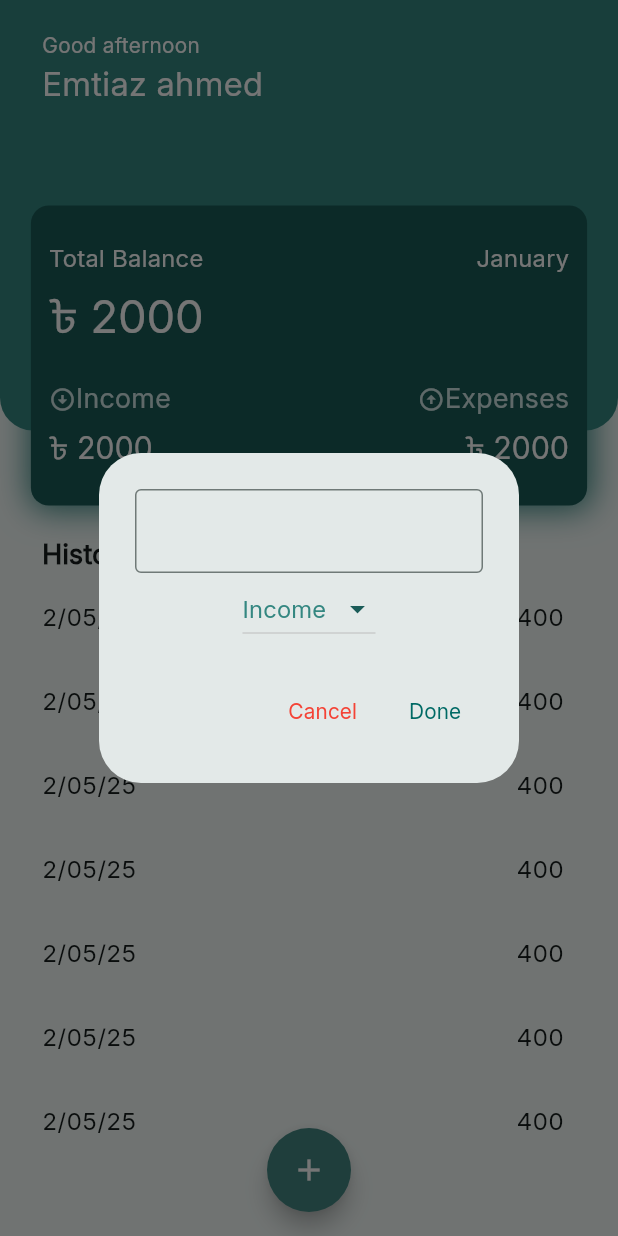
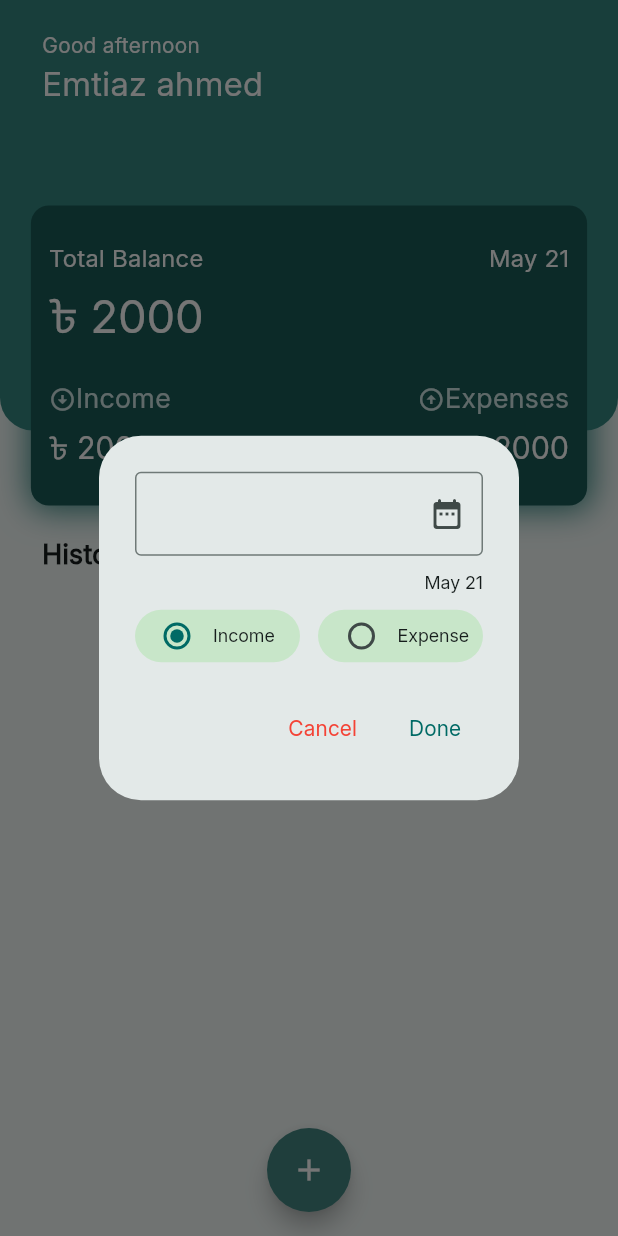
Before and after one commit to emtiazahmedanik/Expense-Tracker, a Flutter app: the screen it shows after launch, after a tap on the "add" icon, on a phone screen of 412 x 824 dp. Run offline on Flutter 3.47's test engine with Material 3 defaults, Android fonts, the light colour scheme and no system bars; our stand-ins replace get, hive, hive_flutter; accounts and stored records are empty.

Commit message:
Hive database added to store transactions

```diff
--- a/lib/app.dart
+++ b/lib/app.dart
@@ -1,6 +1,8 @@
+import 'package:expense_tracker/controllerBinding.dart';
 import 'package:expense_tracker/screens/home_screen.dart';
 import 'package:expense_tracker/utils/app_color.dart';
 import 'package:flutter/material.dart';
+import 'package:get/get_navigation/src/root/get_material_app.dart';
 
 class MyApp extends StatelessWidget {
   const MyApp({super.key});
@@ -8,7 +10,8 @@ class MyApp extends StatelessWidget {
   // This widget is the root of your application.
   @override
   Widget build(BuildContext context) {
-    return MaterialApp(
+    return GetMaterialApp(
+      initialBinding: ControllerBinder(),
       title: 'Flutter Demo',
       debugShowCheckedModeBanner: false,
       theme: ThemeData(
--- /dev/null
+++ b/lib/controller/database_controller.dart
@@ -0,0 +1,17 @@
+import 'package:expense_tracker/model/transaction_model.dart';
+import 'package:get/get.dart';
+import 'package:hive/hive.dart';
+
+
+class DatabaseController extends GetxController{
+  final _transactionBox = Hive.box<TransactionModel>('transactions');
+  //List<TransactionModel> historyList = [];
+  Future<void> addTransaction(String type,double amount,DateTime date) async{
+    final transaction = TransactionModel(type: type, amount: amount, date: date);
+    await _transactionBox.add(transaction);
+    update();
+  }
+  List<TransactionModel> history(){
+    return _transactionBox.values.toList();
+  }
+}
--- /dev/null
+++ b/lib/controller/dialog_controller.dart
@@ -0,0 +1,30 @@
+import 'package:flutter/material.dart';
+import 'package:get/get.dart';
+
+class DialogController extends GetxController {
+  String _selectRadio = 'income';
+
+  get getRadioValue => _selectRadio;
+
+  set setRadioValue(value) {
+    _selectRadio = value;
+    update();
+  }
+
+  DateTime _selectedDate = DateTime.now();
+
+  get getDate => _selectedDate;
+
+  Future<void> selectDate(BuildContext context) async {
+    final DateTime? pickedDate = await showDatePicker(
+      context: context,
+      initialDate: _selectedDate,
+      firstDate: DateTime(2025),
+      lastDate: DateTime.now(),
+    );
+    if (pickedDate != null && pickedDate != _selectedDate) {
+      _selectedDate = pickedDate;
+    }
+    update();
+  }
+}
--- /dev/null
+++ b/lib/controllerBinding.dart
@@ -0,0 +1,12 @@
+import 'package:expense_tracker/controller/database_controller.dart';
+import 'package:expense_tracker/controller/dialog_controller.dart';
+import 'package:get/get.dart';
+
+class ControllerBinder extends Bindings{
+  @override
+  void dependencies() {
+    Get.put(DialogController());
+    Get.put(DatabaseController());
+  }
+
+}
--- a/lib/main.dart
+++ b/lib/main.dart
@@ -1,11 +1,18 @@
+import 'package:expense_tracker/model/transaction_model.dart';
 import 'package:flutter/material.dart';
 import 'package:flutter/services.dart';
-
+import 'package:hive/hive.dart';
+import 'package:hive_flutter/adapters.dart';
 import 'app.dart';
 
-void main() {
+void main() async{
   SystemChrome.setSystemUIOverlayStyle(const SystemUiOverlayStyle(
     statusBarColor: Color.fromRGBO(52, 135, 129, 1),
   ));
+
+  WidgetsFlutterBinding.ensureInitialized();
+  await Hive.initFlutter();
+  Hive.registerAdapter(TransactionModelAdapter());
+  await Hive.openBox<TransactionModel>('transactions');
   runApp(const MyApp());
 }
--- /dev/null
+++ b/lib/model/transaction_model.dart
@@ -0,0 +1,25 @@
+import 'package:hive/hive.dart';
+
+part 'transaction_model.g.dart'; // This is needed for code generation
+
+@HiveType(typeId: 0)
+class TransactionModel {
+  @HiveField(0)
+  final String type; // 'income' or 'expense'
+
+  @HiveField(1)
+  final double amount;
+
+  @HiveField(2)
+  final DateTime date;
+
+  @HiveField(3)
+  final String? note;
+
+  TransactionModel({
+    required this.type,
+    required this.amount,
+    required this.date,
+    this.note,
+  }); // Optional
+}
--- a/lib/screens/home_screen.dart
+++ b/lib/screens/home_screen.dart
@@ -1,5 +1,10 @@
+import 'package:expense_tracker/controller/database_controller.dart';
+import 'package:expense_tracker/controller/dialog_controller.dart';
+import 'package:expense_tracker/model/transaction_model.dart';
 import 'package:expense_tracker/utils/app_color.dart';
 import 'package:flutter/material.dart';
+import 'package:get/get.dart';
+import 'package:intl/intl.dart';
 
 class HomeScreen extends StatefulWidget {
   const HomeScreen({super.key});
@@ -9,10 +14,23 @@ class HomeScreen extends StatefulWidget {
 }
 
 class _HomeScreenState extends State<HomeScreen> {
+  final _dialogController = Get.find<DialogController>();
+  final _databaseController = Get.find<DatabaseController>();
+
+  final TextEditingController _amountController = TextEditingController();
+  final _formKey = GlobalKey<FormState>();
+
+  @override
+  void initState() {
+    super.initState();
+  }
+
   @override
   Widget build(BuildContext context) {
     final screenHeight = MediaQuery.sizeOf(context).height;
     final screenWidth = MediaQuery.sizeOf(context).width;
+
+
     return Scaffold(
       body: SafeArea(
         child: Column(
@@ -92,19 +110,25 @@ class _HomeScreenState extends State<HomeScreen> {
               child: Padding(
                 padding: const EdgeInsets.only(bottom: 62.0),
                 child: SizedBox(
-                  child: ListView.builder(
-                    itemCount: 12,
+                  child: GetBuilder<DatabaseController>(
+                    builder: (context) {
+                      final List<TransactionModel> transactions = _databaseController.history();
+                      return ListView.builder(
+                        itemCount: transactions.length,
                         itemBuilder: (context, index) {
+                          TransactionModel model = transactions[index];
                           return Padding(
                             padding: const EdgeInsets.symmetric(horizontal: 12),
                             child: ListTile(
                               title: Row(
                                 mainAxisAlignment: MainAxisAlignment.spaceBetween,
-                            children: [Text('2/05/25'), Text('400')],
+                                children: [Text(DateFormat('MMMM d').format(model.date)), Text('${model.amount}')],
                               ),
                             ),
                           );
                         },
+                      );
+                    }
                   ),
                 ),
               ),
@@ -137,7 +161,7 @@ class _HomeScreenState extends State<HomeScreen> {
               style: TextStyle(color: Colors.white, fontSize: 16),
             ),
             Text(
-              'January',
+              DateFormat('MMMM d').format(_dialogController.getDate),
               style: TextStyle(color: Colors.white, fontSize: 16),
             ),
           ],
@@ -198,38 +222,85 @@ class _HomeScreenState extends State<HomeScreen> {
         context: context,
         builder: (BuildContext context){
       return AlertDialog(
-        title: Column(
-          crossAxisAlignment: CrossAxisAlignment.center,
+        title: GetBuilder<DialogController>(
+          builder: (context) {
+            return Column(
+              crossAxisAlignment: CrossAxisAlignment.end,
+              spacing: 10,
               children: [
-            TextFormField(
+                Form(
+                  key: _formKey,
+                  autovalidateMode: AutovalidateMode.onUserInteraction,
+                  child: TextFormField(
+                    controller: _amountController,
                     decoration: InputDecoration(
                       border: OutlineInputBorder(),
+                      suffixIcon: IconButton(onPressed:()=> _dialogController.selectDate(ctx), icon: Icon(Icons.date_range_rounded))
+                    ),
+                    validator: (value){
+                      if(value==null || value.isEmpty){
+                        return 'Enter amount';
+                      }
+                      return null;
+                    },
                   ),
                 ),
-            DropdownButton(
-              value: 1,
-                iconDisabledColor: AppColor.balanceColor,
-                iconEnabledColor: AppColor.balanceColor,
-                elevation: 14,
-                items: [
-                  DropdownMenuItem(
-                    value: 1,
-                    child: Text(
-                      "Income",
-                      style: TextStyle(color: AppColor.backgroundColor),
+                Text(DateFormat('MMMM d').format(_dialogController.getDate),style: TextStyle(fontSize: 12),),
+                Row(
+                  mainAxisAlignment: MainAxisAlignment.spaceBetween,
+                  children: [
+                    Container(
+                      height: 35,
+                      width: 110,
+                      decoration: BoxDecoration(
+                        color: Colors.green.shade100,
+                        borderRadius: BorderRadius.circular(24.0)
+                      ),
+                      child: Padding(
+                        padding: const EdgeInsets.symmetric(horizontal: 4.0),
+                        child: Row(
+                          children: [
+                            Radio(
+                                value: 'income',
+                                groupValue: _dialogController.getRadioValue,
+                                onChanged: (value){
+                                  _dialogController.setRadioValue = value;
+                                }
+                            ),
+                            Text('Income',style: TextStyle(fontSize: 12),)
+                          ],
                         ),
                       ),
-                  DropdownMenuItem(
-                    value: 2,
-                    child: Text(
-                      "Expense",
-                      style: TextStyle(color: AppColor.backgroundColor),
+                    ),
+                    Container(
+                      height: 35,
+                      width: 110,
+                      decoration: BoxDecoration(
+                          color: Colors.green.shade100,
+                          borderRadius: BorderRadius.circular(24.0)
+                      ),
+                      child: Padding(
+                        padding: const EdgeInsets.symmetric(horizontal: 5.0),
+                        child: Row(
+                          mainAxisSize: MainAxisSize.min,
+                          children: [
+                            Radio(
+                                value: 'expense',
+                                groupValue: _dialogController.getRadioValue,
+                                onChanged: (value){
+                                  _dialogController.setRadioValue = value;
+                                }
+                            ),
+                            Text('Expense',style: TextStyle(fontSize: 12))
+                          ],
                         ),
                       ),
+                    )
                   ],
-                onChanged: (value){}
-            ),
+                )
               ],
+            );
+          }
         ),
         actions: [
           TextButton(
@@ -240,7 +311,7 @@ class _HomeScreenState extends State<HomeScreen> {
           ),
           TextButton(
               onPressed: (){
-                Navigator.pop(context);
+                _onTapDone();
               },
               child: Text('Done')
           ),
@@ -249,4 +320,15 @@ class _HomeScreenState extends State<HomeScreen> {
     });
   }
 
+  void _onTapDone(){
+    if(_formKey.currentState!.validate()){
+      double amount = double.parse(_amountController.text.trim());
+      String type = _dialogController.getRadioValue;
+      DateTime date = _dialogController.getDate;
+      _databaseController.addTransaction(type, amount, date);
     }
+    _amountController.clear();
+    Navigator.pop(context);
+  }
+
+}
```
Also changed, not shown: pubspec.yaml (+7 -0 lines), lib/model/transaction_model.g.dart (added), pubspec.lock, 1 other file. Lines whose indentation alone changed are shown as unchanged.
